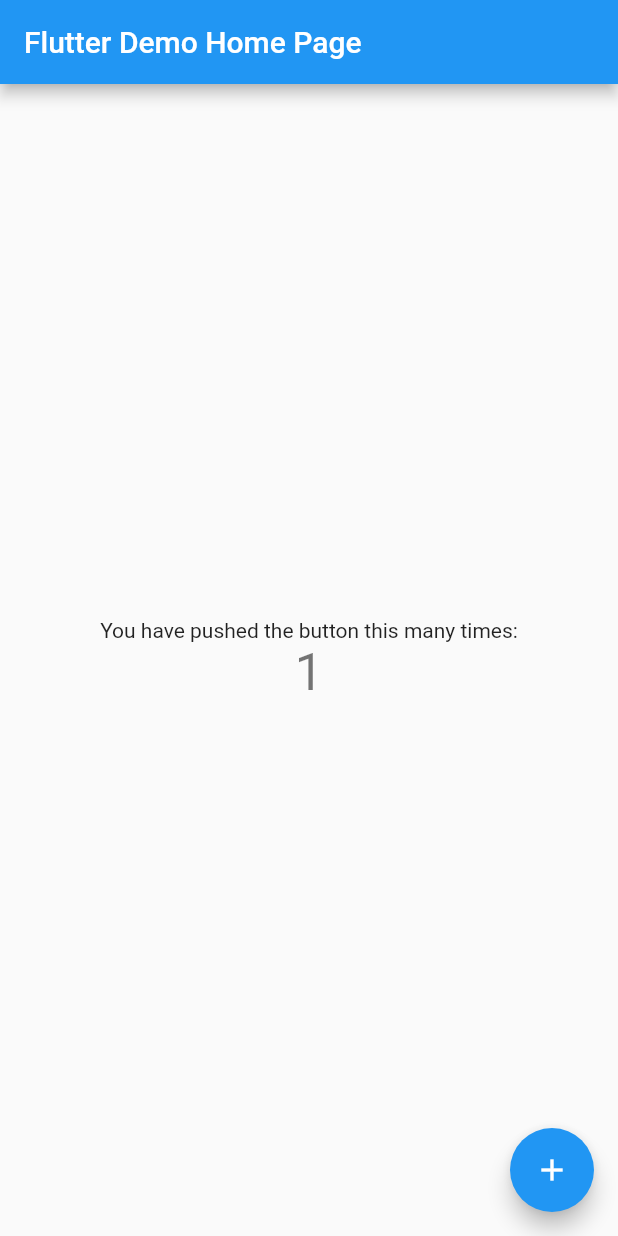
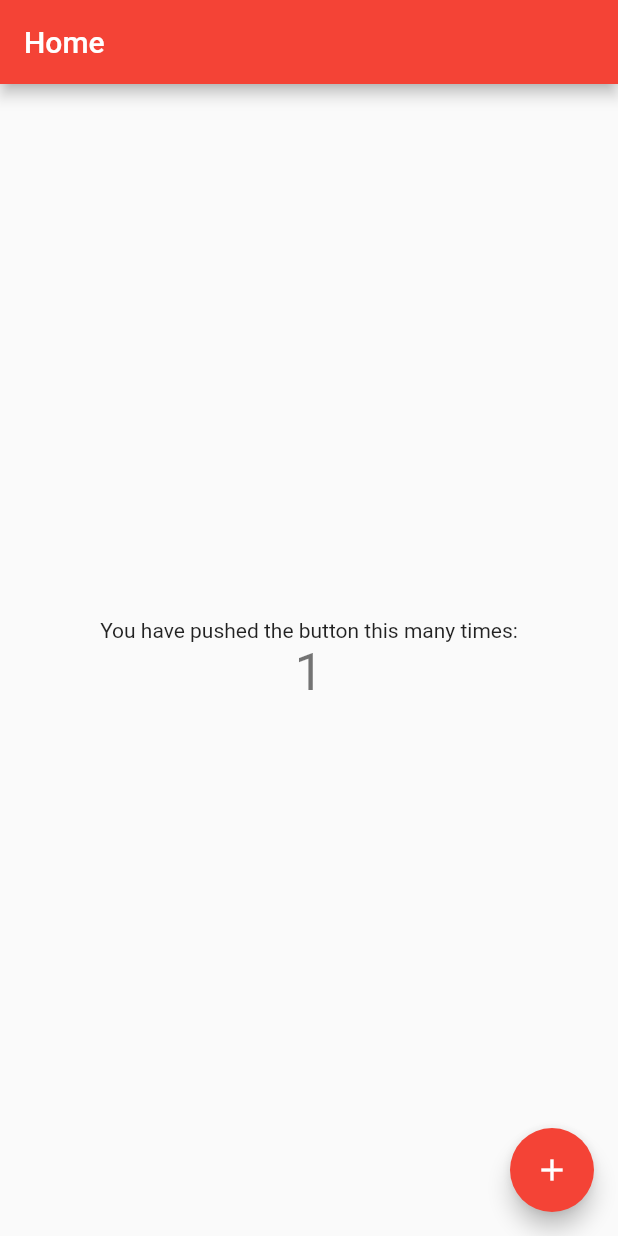
Before and after one commit to avalonsolutions/meetapp-devfest19, a Flutter app: the screen it shows after launch, after a tap on the "add" icon, on a phone screen of 412 x 824 dp. Run offline on Flutter 3.47's test engine with Material 2 defaults, Android fonts, the phone set to English and light mode, and no system bars.

Commit message:
1 platform overrides, rename

```diff
--- a/lib/main.dart
+++ b/lib/main.dart
@@ -1,42 +1,27 @@
 import 'package:flutter/material.dart';
+import 'package:flutter/services.dart';
 
-void main() => runApp(MyApp());
+void main(){
+  SystemChrome.setPreferredOrientations([DeviceOrientation.portraitUp]).then((_){
+    runApp(MyApp());
+  });
+}
 
 class MyApp extends StatelessWidget {
-  // This widget is the root of your application.
   @override
   Widget build(BuildContext context) {
     return MaterialApp(
-      title: 'Flutter Demo',
+      title: 'Meetapp Clone',
       theme: ThemeData(
-        // This is the theme of your application.
-        //
-        // Try running your application with "flutter run". You'll see the
-        // application has a blue toolbar. Then, without quitting the app, try
-        // changing the primarySwatch below to Colors.green and then invoke
-        // "hot reload" (press "r" in the console where you ran "flutter run",
-        // or simply save your changes to "hot reload" in a Flutter IDE).
-        // Notice that the counter didn't reset back to zero; the application
-        // is not restarted.
-        primarySwatch: Colors.blue,
+        primarySwatch: Colors.red,
       ),
-      home: MyHomePage(title: 'Flutter Demo Home Page'),
+      home: MyHomePage(title: 'Home'),
     );
   }
 }
 
 class MyHomePage extends StatefulWidget {
   MyHomePage({Key key, this.title}) : super(key: key);
-
-  // This widget is the home page of your application. It is stateful, meaning
-  // that it has a State object (defined below) that contains fields that affect
-  // how it looks.
-
-  // This class is the configuration for the state. It holds the values (in this
-  // case the title) provided by the parent (in this case the App widget) and
-  // used by the build method of the State. Fields in a Widget subclass are
-  // always marked "final".
-
   final String title;
 
   @override
@@ -48,11 +33,6 @@ class _MyHomePageState extends State<MyHomePage> {
 
   void _incrementCounter() {
     setState(() {
-      // This call to setState tells the Flutter framework that something has
-      // changed in this State, which causes it to rerun the build method below
-      // so that the display can reflect the updated values. If we changed
-      // _counter without calling setState(), then the build method would not be
-      // called again, and so nothing would appear to happen.
       _counter++;
     });
   }
```
